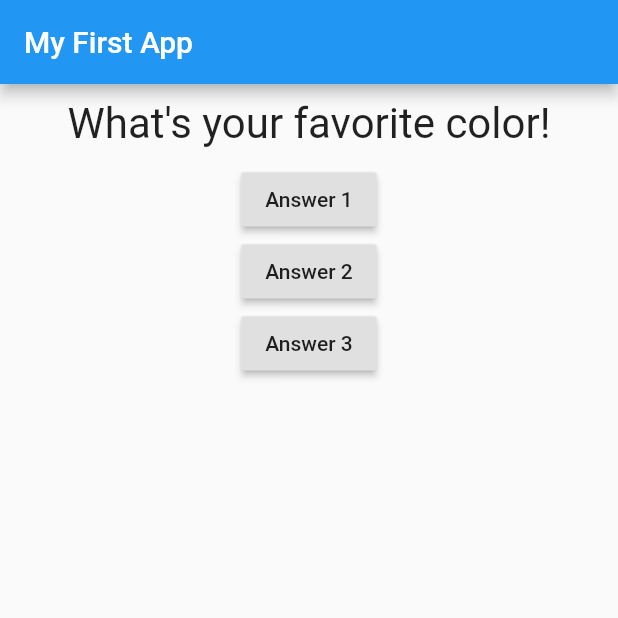
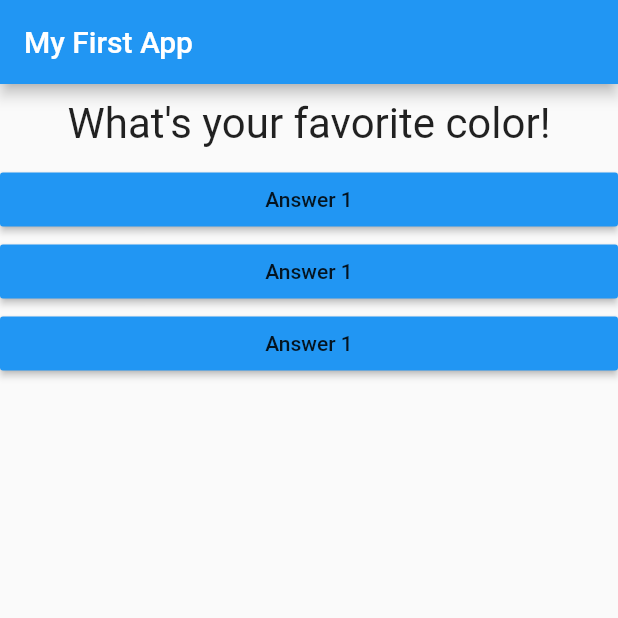
Before and after one commit to TammamKhalaf/flutter_complete_guide_app, a Flutter app: the screen it shows after launch, on a phone screen of 412 x 824 dp, the top half of it. Run offline on Flutter 3.47's test engine with Material 2 defaults, Android fonts, the phone set to English and light mode, and no system bars.

Commit message:
passing function reference from main to answer.dart

```diff
--- /dev/null
+++ b/lib/answer.dart
@@ -0,0 +1,19 @@
+import 'package:flutter/material.dart';
+
+class Answer extends StatelessWidget {
+  final Function selectHandler;
+
+  Answer(this.selectHandler);
+
+  @override
+  Widget build(BuildContext context) {
+    return Container(
+      width: double.infinity,
+      child: RaisedButton(
+        child: Text("Answer 1"),
+        onPressed: selectHandler,
+        color: Colors.blue,
+      ),
+    );
+  }
+}
--- a/lib/main.dart
+++ b/lib/main.dart
@@ -1,5 +1,6 @@
 import 'package:flutter/material.dart';
 import 'questions.dart';
+import 'answer.dart';
 
 void main() => runApp(MyApp());
 
@@ -34,15 +35,9 @@ class _MyAppState extends State<MyApp> {
         ),
         body: Column(children: [
           Question(_questions[_questionIndex]),
-          RaisedButton(
-            child: Text("Answer 1"),onPressed: _answerQuestion,
-          ),
-          RaisedButton(
-            child: Text("Answer 2"),onPressed: _answerQuestion,
-          ),
-          RaisedButton(
-            child: Text("Answer 3"),onPressed: _answerQuestion,
-          ),
+          Answer(_answerQuestion),
+          Answer(_answerQuestion),
+          Answer(_answerQuestion),
         ]),
       ),
     );
```
